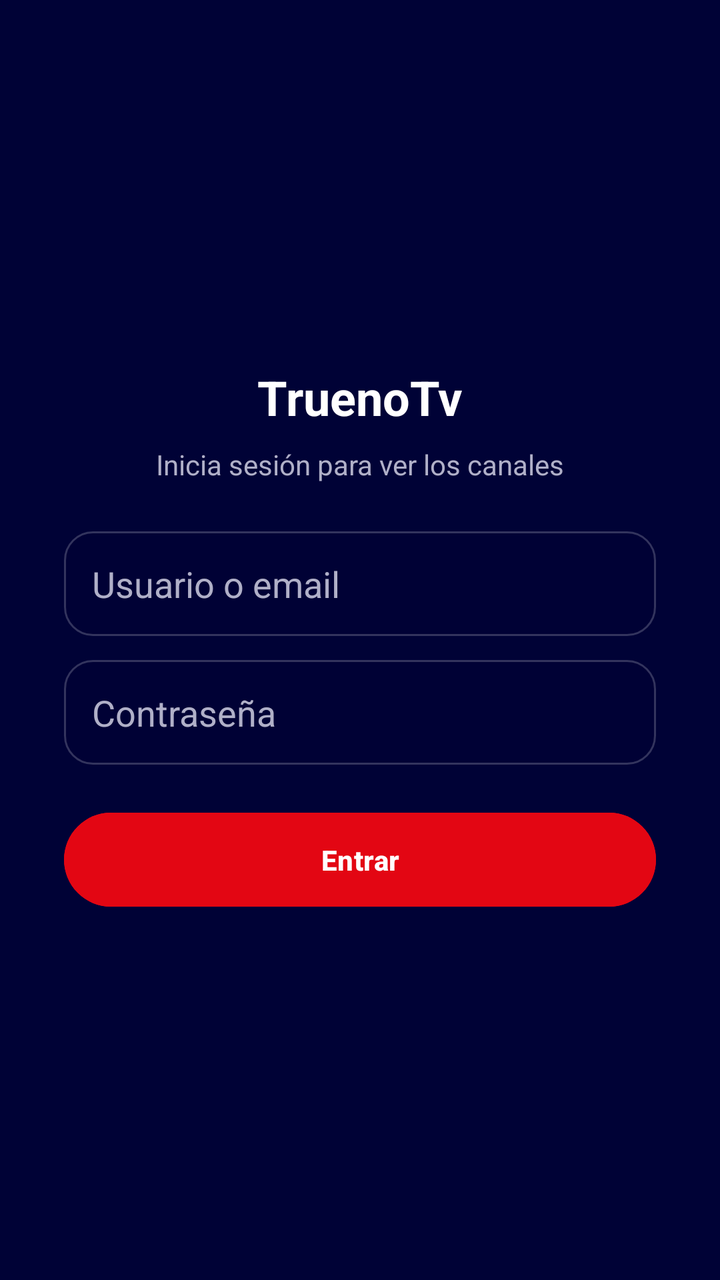
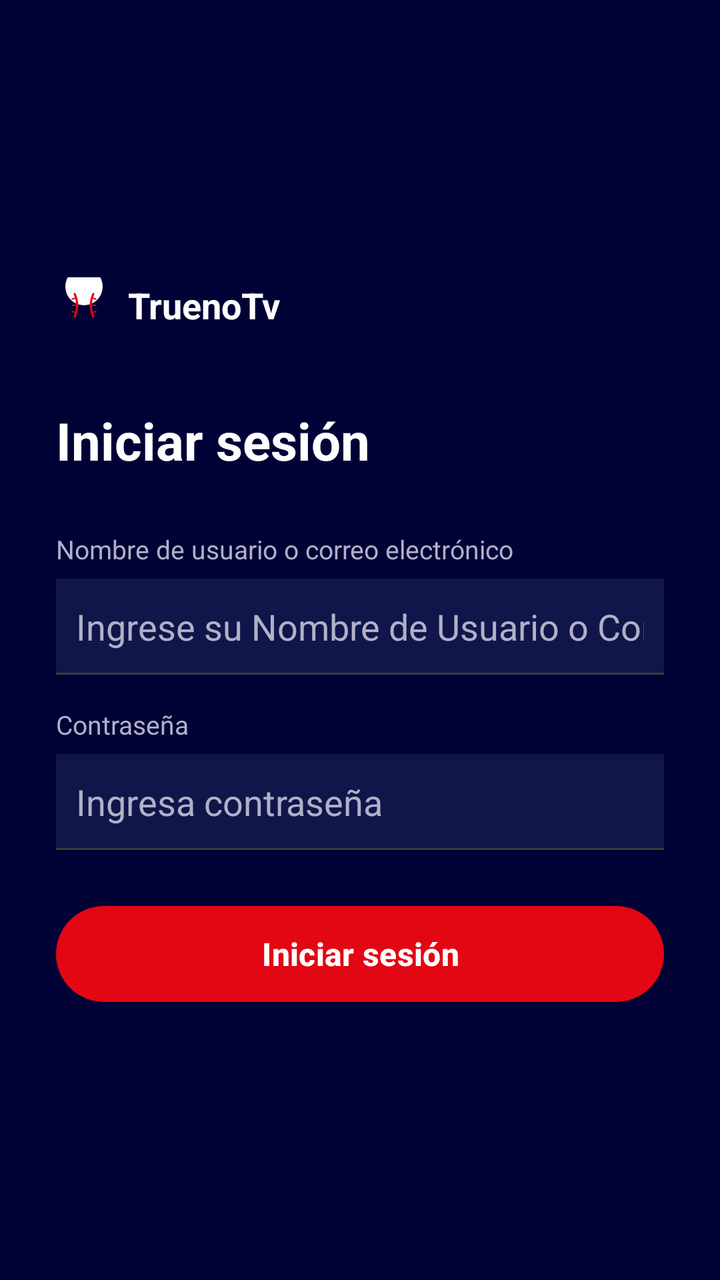

Two renders of the same Android screen: before a commit and after it. Below are the layout's source before the change and the commit's diff.
<!-- AndroidManifest.xml: application theme Theme.BPEnVivo -->
<!-- res/layout/activity_thundernet_login.xml -->
<?xml version="1.0" encoding="utf-8"?>
<LinearLayout xmlns:android="http://schemas.android.com/apk/res/android"
    android:layout_width="match_parent"
    android:layout_height="match_parent"
    android:background="@color/background"
    android:gravity="center"
    android:orientation="vertical"
    android:padding="32dp">

    <TextView
        android:layout_width="wrap_content"
        android:layout_height="wrap_content"
        android:text="TruenoTv"
        android:textColor="@color/text_primary"
        android:textSize="24sp"
        android:textStyle="bold" />

    <TextView
        android:layout_width="wrap_content"
        android:layout_height="wrap_content"
        android:layout_marginTop="8dp"
        android:layout_marginBottom="24dp"
        android:text="Inicia sesión para ver los canales"
        android:textColor="@color/text_secondary"
        android:textSize="14sp" />

    <EditText
        android:id="@+id/login_email"
        android:layout_width="match_parent"
        android:layout_height="wrap_content"
        android:layout_marginBottom="12dp"
        android:background="@drawable/banner_background"
        android:hint="Usuario o email"
        android:inputType="textEmailAddress"
        android:padding="14dp"
        android:textColor="@color/text_primary"
        android:textColorHint="@color/text_secondary" />

    <EditText
        android:id="@+id/login_password"
        android:layout_width="match_parent"
        android:layout_height="wrap_content"
        android:layout_marginBottom="20dp"
        android:background="@drawable/banner_background"
        android:hint="Contraseña"
        android:inputType="textPassword"
        android:padding="14dp"
        android:textColor="@color/text_primary"
        android:textColorHint="@color/text_secondary" />

    <Button
        android:id="@+id/login_button"
        android:layout_width="match_parent"
        android:layout_height="wrap_content"
        android:backgroundTint="@color/accent"
        android:padding="14dp"
        android:text="Entrar"
        android:textColor="@android:color/white"
        android:textStyle="bold" />

    <TextView
        android:id="@+id/login_error"
        android:layout_width="wrap_content"
        android:layout_height="wrap_content"
        android:layout_marginTop="16dp"
        android:gravity="center"
        android:textColor="#FFFF6B6B"
        android:textSize="13sp"
        android:visibility="gone" />

    <ProgressBar
        android:id="@+id/login_progress"
        android:layout_width="wrap_content"
        android:layout_height="wrap_content"
        android:layout_marginTop="16dp"
        android:visibility="gone" />

</LinearLayout>
<!-- resources referenced by this layout -->
<resources>
  <color name="accent">#FFE30613</color>
  <color name="background">#FF000236</color>
  <color name="text_primary">#FFFFFFFF</color>
  <color name="text_secondary">#FFB0B0C8</color>
  <!-- drawable banner_background (drawable) -->
  <?xml version="1.0" encoding="utf-8"?>
  <shape xmlns:android="http://schemas.android.com/apk/res/android"
      android:shape="rectangle">
      <solid android:color="#E6000236" />
      <corners android:radius="14dp" />
      <stroke
          android:width="1dp"
          android:color="#33FFFFFF" />
  </shape>
  <style name="Theme.BPEnVivo" parent="Theme.Material3.Dark.NoActionBar">
          <item name="colorPrimary">@color/accent</item>
          <item name="android:windowBackground">@color/background</item>
          <item name="android:statusBarColor">@color/background</item>
      </style>
</resources>

<!-- the commit's change to res/layout/activity_thundernet_login.xml (unified diff, before → after) -->
@@ -3,64 +3,94 @@
     android:layout_width="match_parent"
     android:layout_height="match_parent"
     android:background="@color/background"
-    android:gravity="center"
+    android:gravity="center_vertical"
     android:orientation="vertical"
-    android:padding="32dp">
+    android:padding="28dp">
+
+    <LinearLayout
+        android:layout_width="wrap_content"
+        android:layout_height="wrap_content"
+        android:layout_marginBottom="36dp"
+        android:gravity="center_vertical"
+        android:orientation="horizontal">
+
+        <ImageView
+            android:layout_width="28dp"
+            android:layout_height="28dp"
+            android:src="@drawable/ic_launcher_foreground" />
+
+        <TextView
+            android:layout_width="wrap_content"
+            android:layout_height="wrap_content"
+            android:layout_marginStart="8dp"
+            android:text="TruenoTv"
+            android:textColor="@color/text_primary"
+            android:textSize="18sp"
+            android:textStyle="bold" />
+    </LinearLayout>
 
     <TextView
-        android:layout_width="wrap_content"
+        android:layout_width="match_parent"
         android:layout_height="wrap_content"
-        android:text="TruenoTv"
+        android:layout_marginBottom="28dp"
+        android:text="Iniciar sesión"
         android:textColor="@color/text_primary"
-        android:textSize="24sp"
+        android:textSize="26sp"
         android:textStyle="bold" />
 
     <TextView
-        android:layout_width="wrap_content"
+        android:layout_width="match_parent"
         android:layout_height="wrap_content"
-        android:layout_marginTop="8dp"
-        android:layout_marginBottom="24dp"
-        android:text="Inicia sesión para ver los canales"
+        android:layout_marginBottom="6dp"
+        android:text="Nombre de usuario o correo electrónico"
         android:textColor="@color/text_secondary"
-        android:textSize="14sp" />
+        android:textSize="13sp" />
 
     <EditText
         android:id="@+id/login_email"
         android:layout_width="match_parent"
-        android:layout_height="wrap_content"
-        android:layout_marginBottom="12dp"
-        android:background="@drawable/banner_background"
-        android:hint="Usuario o email"
+        android:layout_height="48dp"
+        android:layout_marginBottom="16dp"
+        android:background="@drawable/input_underline"
+        android:hint="Ingrese su Nombre de Usuario o Correo"
         android:inputType="textEmailAddress"
-        android:padding="14dp"
+        android:padding="10dp"
         android:textColor="@color/text_primary"
         android:textColorHint="@color/text_secondary" />
+
+    <TextView
+        android:layout_width="match_parent"
+        android:layout_height="wrap_content"
+        android:layout_marginBottom="6dp"
+        android:text="Contraseña"
+        android:textColor="@color/text_secondary"
+        android:textSize="13sp" />
 
     <EditText
         android:id="@+id/login_password"
         android:layout_width="match_parent"
-        android:layout_height="wrap_content"
-        android:layout_marginBottom="20dp"
-        android:background="@drawable/banner_background"
-        android:hint="Contraseña"
+        android:layout_height="48dp"
+        android:layout_marginBottom="28dp"
+        android:background="@drawable/input_underline"
+        android:hint="Ingresa contraseña"
         android:inputType="textPassword"
-        android:padding="14dp"
+        android:padding="10dp"
         android:textColor="@color/text_primary"
         android:textColorHint="@color/text_secondary" />
 
     <Button
         android:id="@+id/login_button"
         android:layout_width="match_parent"
-        android:layout_height="wrap_content"
-        android:backgroundTint="@color/accent"
-        android:padding="14dp"
-        android:text="Entrar"
+        android:layout_height="48dp"
+        android:background="@drawable/btn_pill"
+        android:text="Iniciar sesión"
         android:textColor="@android:color/white"
+        android:textSize="16sp"
         android:textStyle="bold" />
 
     <TextView
         android:id="@+id/login_error"
-        android:layout_width="wrap_content"
+        android:layout_width="match_parent"
         android:layout_height="wrap_content"
         android:layout_marginTop="16dp"
         android:gravity="center"
@@ -72,6 +102,7 @@
         android:id="@+id/login_progress"
         android:layout_width="wrap_content"
         android:layout_height="wrap_content"
+        android:layout_gravity="center_horizontal"
         android:layout_marginTop="16dp"
         android:visibility="gone" />
 
<!-- resource entries referenced after the edit -->
@@ -1,19 +1,66 @@
 <!-- resources referenced by this layout -->
 <resources>
   <color name="accent">#FFE30613</color>
+  <color name="surface">#FF10164A</color>
   <color name="background">#FF000236</color>
   <color name="text_primary">#FFFFFFFF</color>
   <color name="text_secondary">#FFB0B0C8</color>
-  <!-- drawable banner_background (drawable) -->
+  <!-- drawable btn_pill (drawable) -->
   <?xml version="1.0" encoding="utf-8"?>
   <shape xmlns:android="http://schemas.android.com/apk/res/android"
       android:shape="rectangle">
-      <solid android:color="#E6000236" />
-      <corners android:radius="14dp" />
-      <stroke
-          android:width="1dp"
-          android:color="#33FFFFFF" />
+      <solid android:color="@color/accent" />
+      <corners android:radius="28dp" />
   </shape>
+  <!-- drawable ic_launcher_foreground (drawable) -->
+  <?xml version="1.0" encoding="utf-8"?>
+  <vector xmlns:android="http://schemas.android.com/apk/res/android"
+      android:width="108dp"
+      android:height="108dp"
+      android:viewportWidth="108"
+      android:viewportHeight="108">
+      <path
+          android:fillColor="#FFFFFFFF"
+          android:pathData="M54,18 m-36,0 a36,36 0 1,0 72,0 a36,36 0 1,0 -72,0" />
+      <path
+          android:fillColor="#00000000"
+          android:strokeColor="#FFE30613"
+          android:strokeWidth="4"
+          android:strokeLineCap="round"
+          android:pathData="M36,32 Q46,54 36,76" />
+      <path
+          android:fillColor="#00000000"
+          android:strokeColor="#FFE30613"
+          android:strokeWidth="4"
+          android:strokeLineCap="round"
+          android:pathData="M72,32 Q62,54 72,76" />
+      <path
+          android:fillColor="#00000000"
+          android:strokeColor="#FFE30613"
+          android:strokeWidth="2.5"
+          android:strokeLineCap="round"
+          android:pathData="M38,40 l-7,2 M40,54 l-8,0 M38,68 l-7,-2 M70,40 l7,2 M68,54 l8,0 M70,68 l7,-2" />
+  </vector>
+  <!-- drawable input_underline (drawable) -->
+  <?xml version="1.0" encoding="utf-8"?>
+  <layer-list xmlns:android="http://schemas.android.com/apk/res/android">
+      <item>
+          <shape android:shape="rectangle">
+              <solid android:color="@color/surface" />
+          </shape>
+      </item>
+      <item
+          android:left="-2dp"
+          android:right="-2dp"
+          android:top="-2dp">
+          <shape android:shape="rectangle">
+              <stroke
+                  android:width="1dp"
+                  android:color="#FF3A3A3A" />
+              <solid android:color="@android:color/transparent" />
+          </shape>
+      </item>
+  </layer-list>
   <style name="Theme.BPEnVivo" parent="Theme.Material3.Dark.NoActionBar">
           <item name="colorPrimary">@color/accent</item>
           <item name="android:windowBackground">@color/background</item>
